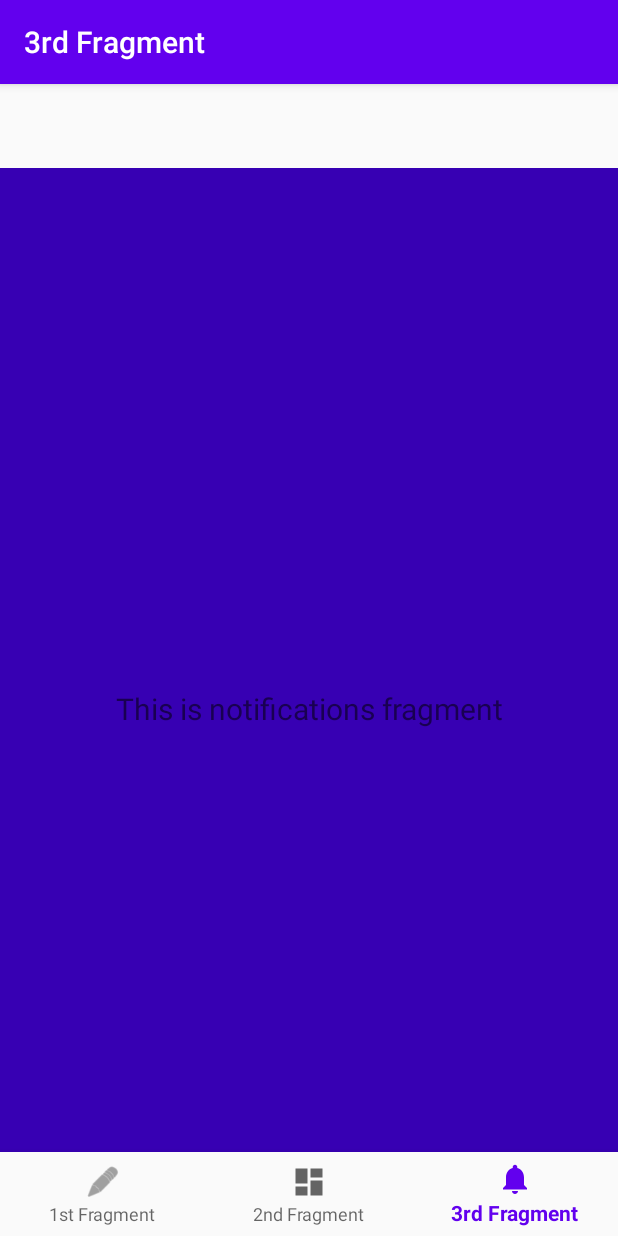
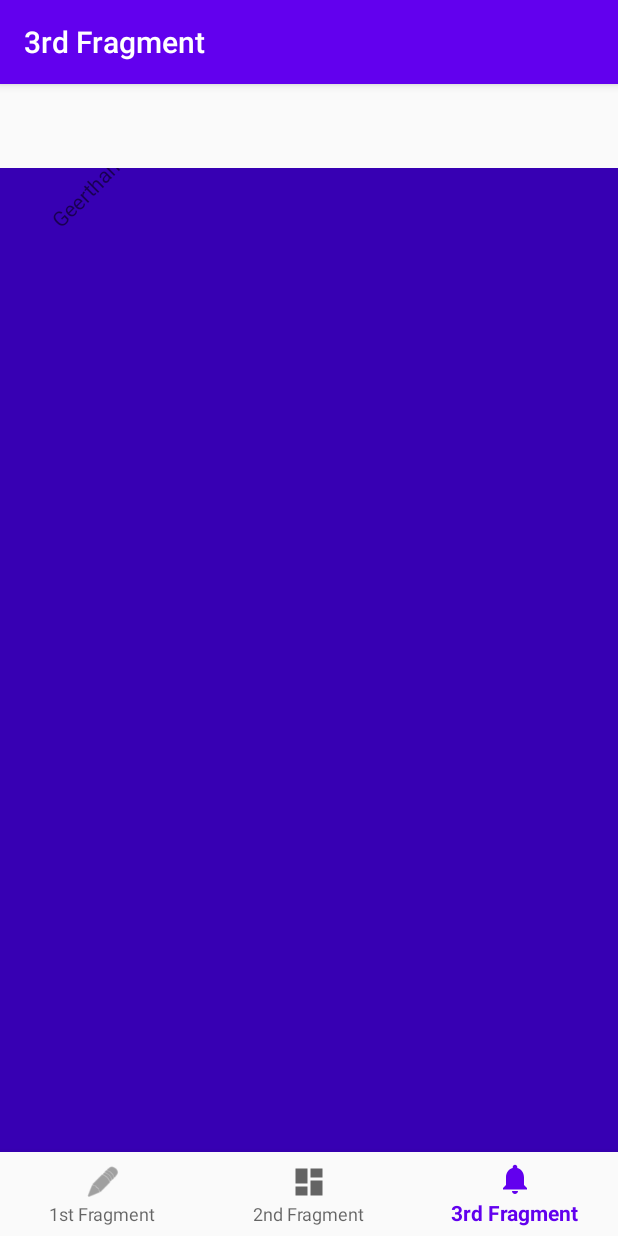
Before and after one commit to Exzeed/MobileAppDev_Lab3, an Android app: the S301033918Fragment screen opened through its navigation route, on a phone screen of 412 x 824 dp. Run offline under Robolectric (Android 15) with nearby library versions, the phone set to English and light mode, and no system bars; our stand-ins replace navigation-ui.

Commit message:
work on 3rd tab and french translation

```diff
--- a/geerthanlab3/src/main/java/geerthan/kanthasamy/s301033918/ui/third/S301033918Fragment.java
+++ b/geerthanlab3/src/main/java/geerthan/kanthasamy/s301033918/ui/third/S301033918Fragment.java
@@ -10,6 +10,8 @@ import android.os.Bundle;
 import android.view.LayoutInflater;
 import android.view.View;
 import android.view.ViewGroup;
+import android.view.animation.Animation;
+import android.view.animation.AnimationUtils;
 import android.widget.TextView;
 
 import androidx.annotation.NonNull;
@@ -29,13 +31,12 @@ public class S301033918Fragment extends Fragment {
         s301033918ViewModel =
                 ViewModelProviders.of(this).get(S301033918ViewModel.class);
         View root = inflater.inflate(R.layout.fragment_third, container, false);
-        final TextView textView = root.findViewById(R.id.text_notifications);
-        s301033918ViewModel.getText().observe(getViewLifecycleOwner(), new Observer<String>() {
-            @Override
-            public void onChanged(@Nullable String s) {
-                textView.setText(s);
-            }
-        });
+
+        TextView firstName = (TextView) root.findViewById(R.id.geerthanFirstTV);
+        Animation anim =  AnimationUtils.loadAnimation(getActivity(), R.anim.spin);
+        firstName.startAnimation(anim);
+
+
         return root;
     }
 }
--- /dev/null
+++ b/geerthanlab3/src/main/res/anim/spin.xml
@@ -0,0 +1,15 @@
+<?xml version="1.0" encoding="utf-8"?>
+	<!--
+		This is a simple XML definition for a Animation. Over
+		the course of 5 seconds, spin 360
+	-->
+<set
+	xmlns:android="http://schemas.android.com/apk/res/android"
+	android:shareInterpolator="false">
+	<rotate
+		android:fromDegrees="-45"
+		android:toDegrees="-45"
+		android:pivotX="50%"
+		android:pivotY="50%"
+		android:duration="10000" />
+</set>
--- a/geerthanlab3/src/main/res/layout/fragment_third.xml
+++ b/geerthanlab3/src/main/res/layout/fragment_third.xml
@@ -8,16 +8,13 @@
     tools:context=".ui.third.S301033918Fragment">
 
     <TextView
-        android:id="@+id/text_notifications"
-        android:layout_width="match_parent"
+        android:id="@+id/geerthanFirstTV"
+        android:layout_width="wrap_content"
         android:layout_height="wrap_content"
-        android:layout_marginStart="8dp"
-        android:layout_marginTop="8dp"
-        android:layout_marginEnd="8dp"
-        android:textAlignment="center"
-        android:textSize="20sp"
-        app:layout_constraintBottom_toBottomOf="parent"
-        app:layout_constraintEnd_toEndOf="parent"
+        android:layout_marginStart="30dp"
+        android:layout_marginTop="30dp"
+        android:text="Geerthan"
         app:layout_constraintStart_toStartOf="parent"
         app:layout_constraintTop_toTopOf="parent" />
+
 </androidx.constraintlayout.widget.ConstraintLayout>
```
Also changed, not shown: 4 other files.
